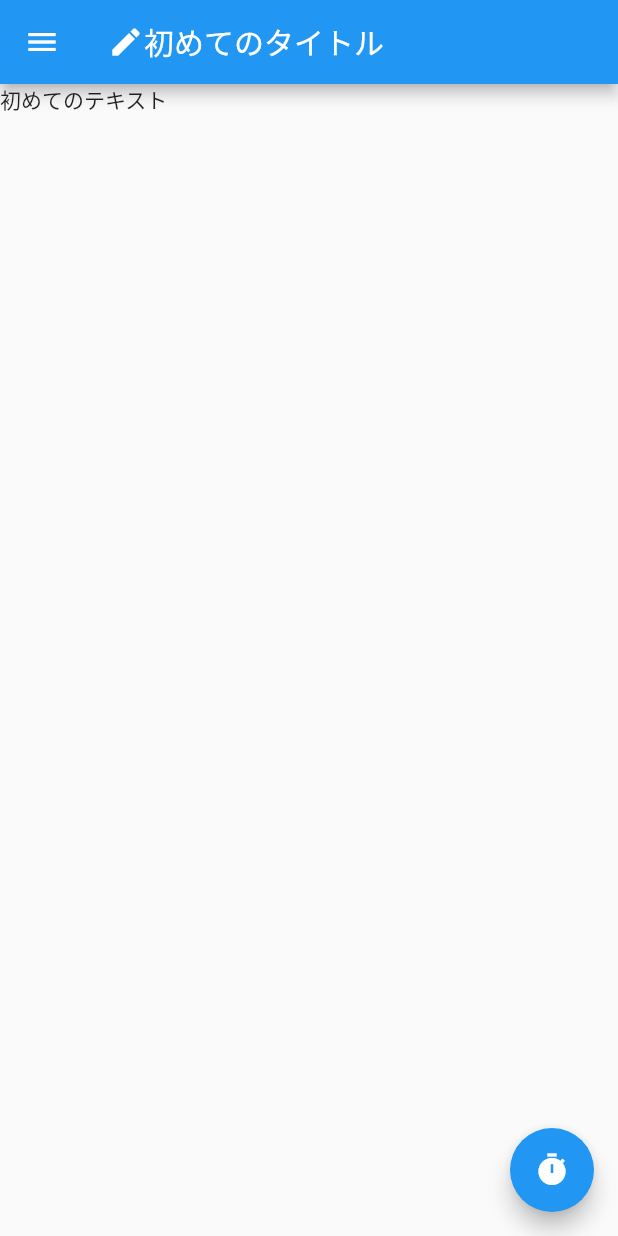
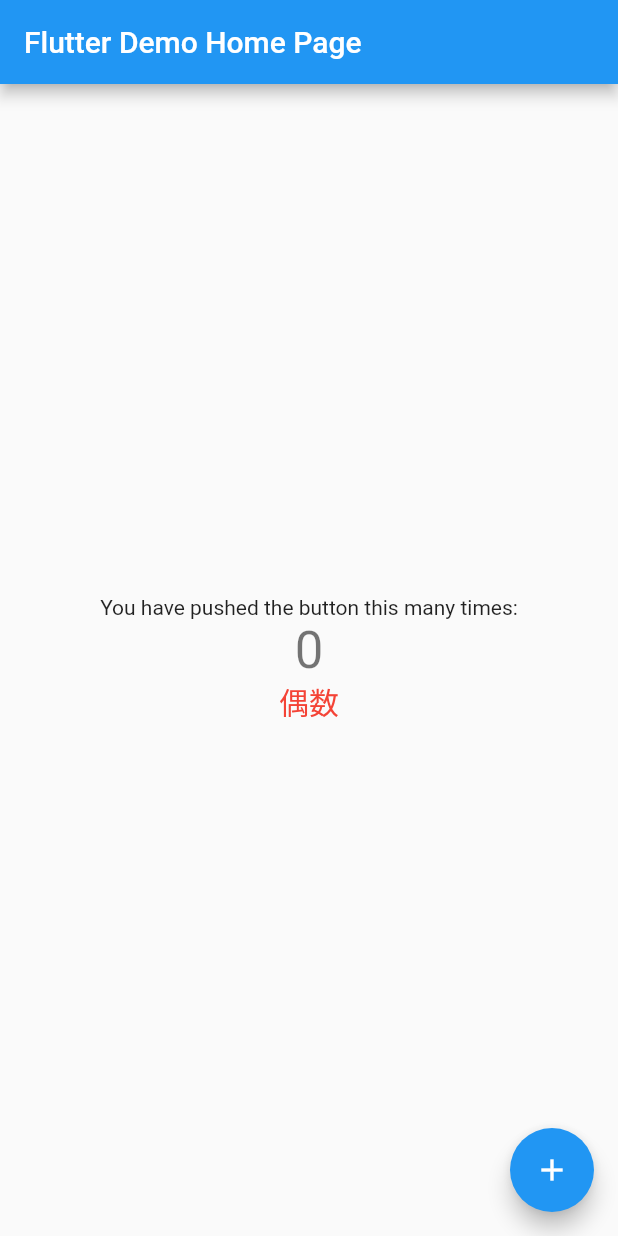
Before and after one commit to isobe-yota/gitflutter, a Flutter app: the screen it shows after launch, on a phone screen of 412 x 824 dp. Run offline on Flutter 3.47's test engine with Material 2 defaults, Android fonts, the phone set to English and light mode, and no system bars.

Commit message:
カウント数で表示を更新

```diff
--- a/flutter/test1/lib/main.dart
+++ b/flutter/test1/lib/main.dart
@@ -49,15 +49,15 @@ class MyHomePage extends StatefulWidget {
 
 class _MyHomePageState extends State<MyHomePage> {
   int _counter = 0;
-
+  String _type = "偶数";
   void _incrementCounter() {
     setState(() {
-      // This call to setState tells the Flutter framework that something has
-      // changed in this State, which causes it to rerun the build method below
-      // so that the display can reflect the updated values. If we changed
-      // _counter without calling setState(), then the build method would not be
-      // called again, and so nothing would appear to happen.
       _counter++;
+      if (_counter % 2 == 0) {
+        _type = "偶数";
+      } else {
+        _type = "奇数";
+      }
     });
   }
 
@@ -65,14 +65,28 @@ class _MyHomePageState extends State<MyHomePage> {
   Widget build(BuildContext context) {
     return Scaffold(
       appBar: AppBar(
-          title: Row(children: [
-        Icon(Icons.create),
-        Text("初めてのタイトル"),
-      ])),
-      drawer: Drawer(child: Center(child: Text("Drawer"))),
-      body: Text("初めてのテキスト"),
+        title: Text(widget.title),
+      ),
+      body: Center(
+        child: Column(
+          mainAxisAlignment: MainAxisAlignment.center,
+          children: <Widget>[
+            Text(
+              'You have pushed the button this many times:',
+            ),
+            Text(
+              '$_counter',
+              style: Theme.of(context).textTheme.headline4,
+            ),
+            Text('$_type', style: TextStyle(fontSize: 20, color: Colors.red))
+          ],
+        ),
+      ),
       floatingActionButton: FloatingActionButton(
-          onPressed: () => {print("押したね？")}, child: Icon(Icons.timer)),
+        onPressed: _incrementCounter,
+        tooltip: 'Increment',
+        child: Icon(Icons.add),
+      ), // This trailing comma makes auto-formatting nicer for build methods.
     );
   }
 }
```
